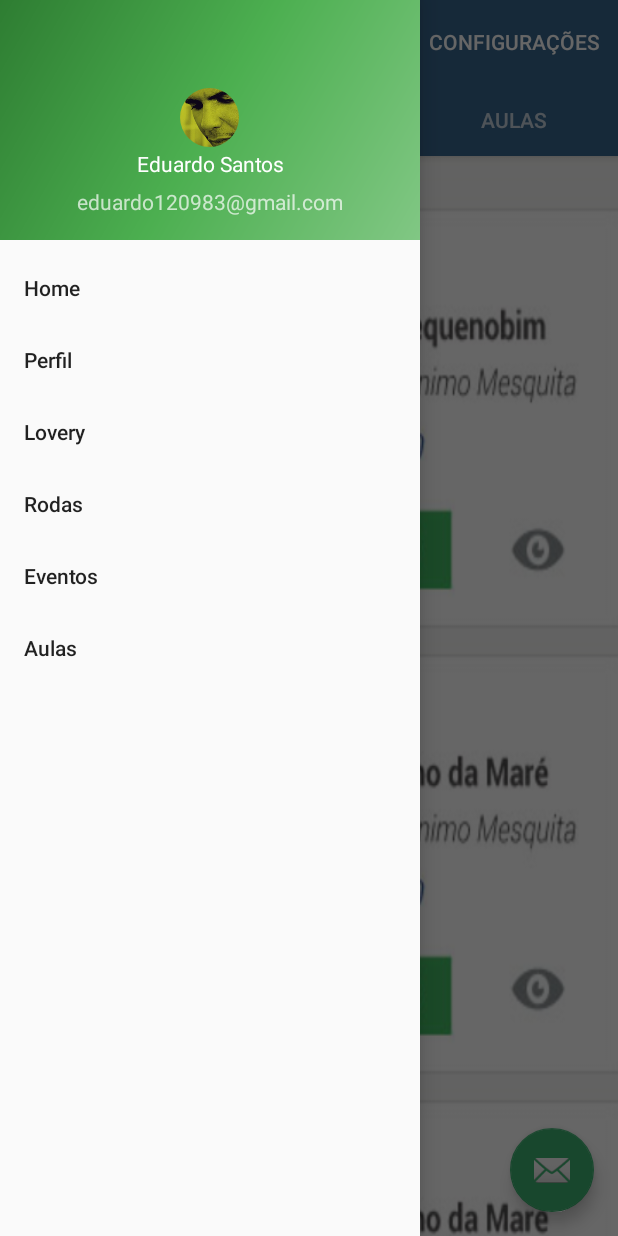
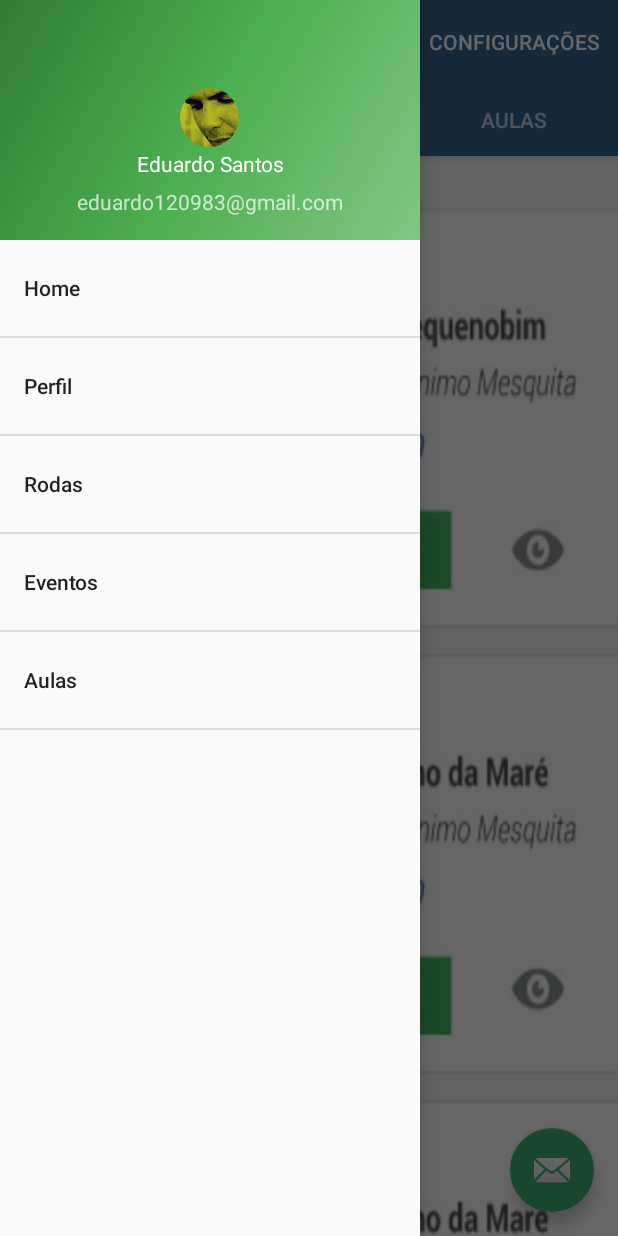
Before and after one commit to eduardossantos/VadiandoApp, an Android app: the screen it shows after launch (MainActivity), with the side drawer open, on a phone screen of 412 x 824 dp. Run offline under Robolectric (Android 15) with nearby library versions, the phone set to English and light mode, and no system bars; our stand-ins replace CircleImageView.

Commit message:
Ajustando as linhas do menu

```diff
--- a/app/src/main/java/br/com/vadiando/vadiandoapp/MainActivity.java
+++ b/app/src/main/java/br/com/vadiando/vadiandoapp/MainActivity.java
@@ -100,13 +100,13 @@ public class MainActivity extends AppCompatActivity implements NavigationView.On
             // Handle the camera action
         } else if (id == R.id.perfil) {
 
-        } else if (id == R.id.lovery) {
-
-        } else if (id == R.id.rodas) {
+        }  else if (id == R.id.rodas) {
 
         } else if (id == R.id.eventos) {
 
         } else if (id == R.id.aulas) {
+
+        } else if (id == R.id.contato) {
 
         }
 
--- a/app/src/main/res/menu/activity_main_drawer.xml
+++ b/app/src/main/res/menu/activity_main_drawer.xml
@@ -2,26 +2,55 @@
 
 <menu xmlns:android="http://schemas.android.com/apk/res/android">
 
-    <group android:checkableBehavior="all">
+    <group android:checkableBehavior="all"
+        android:id="@+id/home">
         <item
-            android:id="@+id/home"
+
             android:title="Home" />
+    </group>,
+
+    <group android:checkableBehavior="all"
+        android:id="@+id/perfil">
         <item
-            android:id="@+id/perfil"
+
             android:title="Perfil" />
-        <item
-            android:id="@+id/lovery"
-            android:title="Lovery" />
-        <item
-            android:id="@+id/rodas"
-            android:title="Rodas" />
-        <item
-            android:id="@+id/eventos"
-            android:title="Eventos" />
-        <item
-            android:id="@+id/aulas"
-            android:title="Aulas" />
-
     </group>
 
+
+    <group android:checkableBehavior="all"
+        android:id="@+id/rodas">
+        <item
+
+            android:title="Rodas" />
+    </group>
+
+    <group android:checkableBehavior="all"
+        android:id="@+id/eventos">
+        <item
+
+            android:title="Eventos" />
+    </group>
+
+    <group android:checkableBehavior="all"
+        android:id="@+id/aulas">
+        <item
+
+            android:title="Aulas" />
+    </group>
+
+    <group android:checkableBehavior="all"
+        android:id="@+id/contato">
+        <item
+
+            android:title="" />
+    </group>
+
+
+
+
+
+
+
+
+
 </menu>
```
